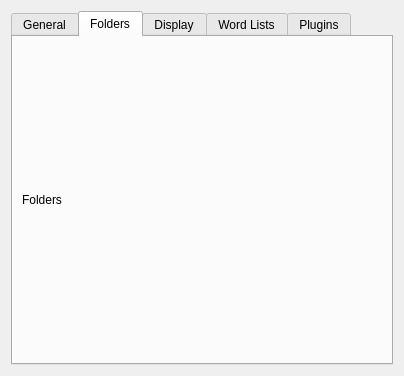
Above: ui/preferencespage.ui from Tw1ddle/Blind-Crossword-Editor before the change. Below: the same form after it.
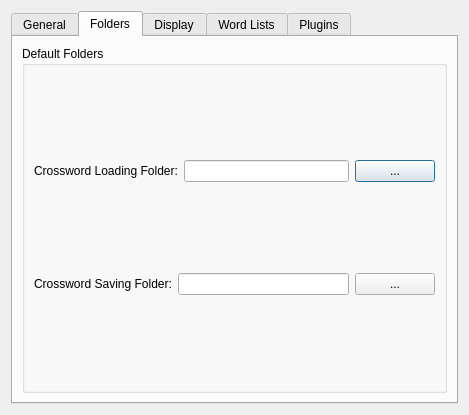
That is the form after the change. The open tabs and pages were chosen to show the change.

Patch:
```diff
--- a/ui/preferencespage.ui
+++ b/ui/preferencespage.ui
@@ -6,8 +6,8 @@
    <rect>
     <x>0</x>
     <y>0</y>
-    <width>404</width>
-    <height>376</height>
+    <width>469</width>
+    <height>415</height>
    </rect>
   </property>
   <property name="windowTitle">
@@ -38,10 +38,54 @@
        <item>
         <layout class="QVBoxLayout" name="verticalLayout">
          <item>
-          <widget class="QLabel" name="foldersLabel">
-           <property name="text">
-            <string>Folders</string>
+          <widget class="QGroupBox" name="groupBox">
+           <property name="title">
+            <string>Default Folders</string>
            </property>
+           <layout class="QVBoxLayout" name="verticalLayout_3">
+            <item>
+             <layout class="QHBoxLayout" name="horizontalLayout_5">
+              <item>
+               <widget class="QLabel" name="label">
+                <property name="text">
+                 <string>Crossword Loading Folder:</string>
+                </property>
+               </widget>
+              </item>
+              <item>
+               <widget class="QLineEdit" name="lineEdit"/>
+              </item>
+              <item>
+               <widget class="QPushButton" name="pushButton">
+                <property name="text">
+                 <string>...</string>
+                </property>
+               </widget>
+              </item>
+             </layout>
+            </item>
+            <item>
+             <layout class="QHBoxLayout" name="horizontalLayout_6">
+              <item>
+               <widget class="QLabel" name="label_2">
+                <property name="text">
+                 <string>Crossword Saving Folder:</string>
+                </property>
+               </widget>
+              </item>
+              <item>
+               <widget class="QLineEdit" name="lineEdit_2"/>
+              </item>
+              <item>
+               <widget class="QPushButton" name="pushButton_2">
+                <property name="text">
+                 <string>...</string>
+                </property>
+               </widget>
+              </item>
+             </layout>
+            </item>
+           </layout>
           </widget>
          </item>
         </layout>
```
Left out of the diff: 34 changed lines with no effect on the pictures.
